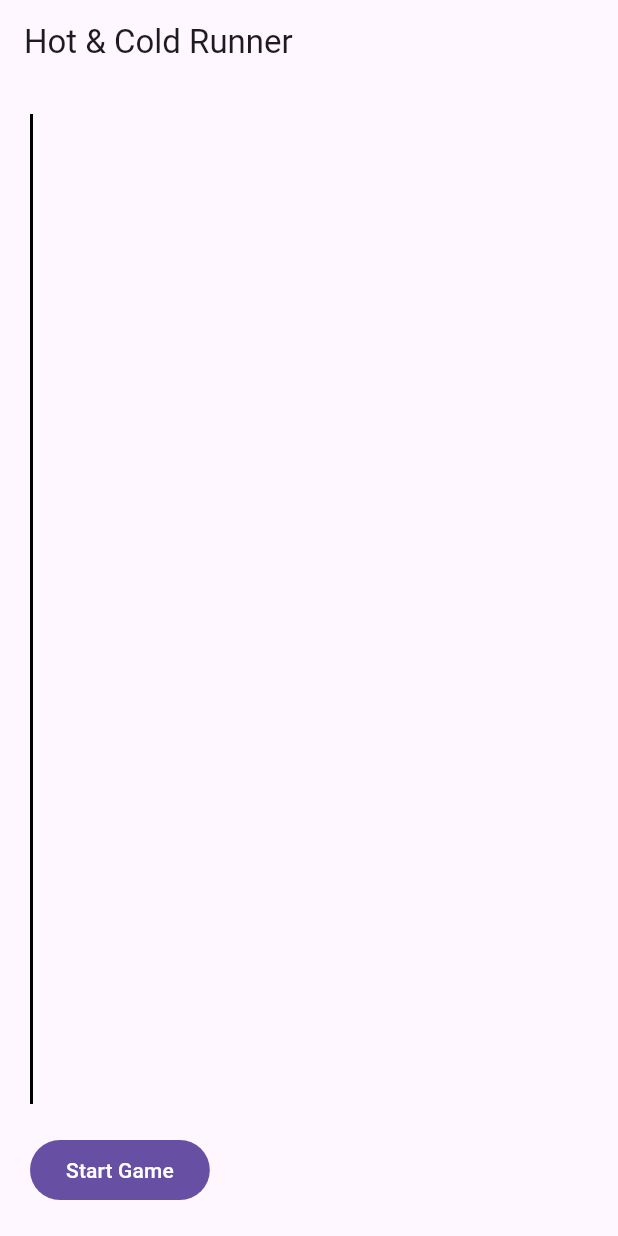
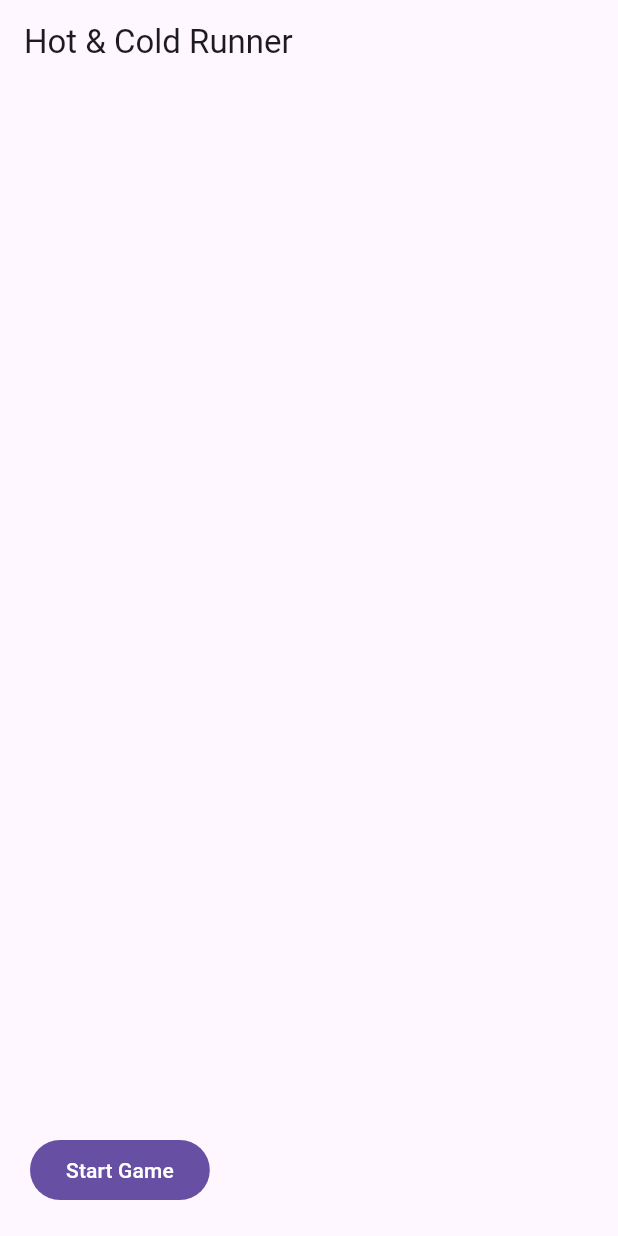
Before and after one commit to exlo89/flutter_flame_game_jam, a Flutter app: the screen it shows after launch, on a phone screen of 412 x 824 dp. Run offline on Flutter 3.47's test engine with Material 3 defaults, Android fonts, the light colour scheme and no system bars; missing offline and left inert: flame.

Commit message:
improve responsabillity

```diff
--- a/lib/game/components/ice_rock.dart
+++ b/lib/game/components/ice_rock.dart
@@ -40,7 +40,9 @@ class IceRock extends SpriteComponent with HasGameRef<MyGame>, CollisionCallback
       sprite = iceSprite;
     }
 
+    position.y = game.size.y / 3 * 2;
     position.x -= _speed * dt;
+    scale = Vector2.all((gameRef.size.y / 100) * 0.03);
 
     if (position.x < 0) {
       removeFromParent();
@@ -52,6 +54,7 @@ class IceRock extends SpriteComponent with HasGameRef<MyGame>, CollisionCallback
     super.onCollisionStart(intersectionPoints, other);
     if (other is Player && gameRef.temperature <= 2) {
       other.removeFromParent();
+      removeFromParent();
     }
   }
 }
--- a/lib/game/components/player.dart
+++ b/lib/game/components/player.dart
@@ -19,7 +19,7 @@ class Player extends SpriteAnimationComponent with HasGameRef<MyGame> {
         amount: 4,
         stepTime: 0.1,
         textureSize: Vector2(16, 24),
-        texturePosition: Vector2(0, 48),
+        texturePosition: Vector2(0, 49),
       ),
     );
     add(
@@ -32,7 +32,8 @@ class Player extends SpriteAnimationComponent with HasGameRef<MyGame> {
 
   @override
   void update(double dt) {
-    position = Vector2(100, game.size.y / 3 * 2);
+    position = Vector2((gameRef.size.y / 100) * 20, game.size.y / 3 * 2);
+    scale = Vector2.all(gameRef.size.y / 100);
     super.update(dt);
   }
 }
--- a/lib/main.dart
+++ b/lib/main.dart
@@ -31,7 +31,7 @@ class MyHomePage extends StatefulWidget {
 }
 
 class _MyHomePageState extends State<MyHomePage> {
-  Widget child = const SizedBox();
+  Widget child = const SizedBox.shrink();
   bool gameIsRunning = false;
   @override
   Widget build(BuildContext context) {
@@ -41,16 +41,12 @@ class _MyHomePageState extends State<MyHomePage> {
       ),
       body: Container(
         padding: const EdgeInsets.all(20),
+        width: double.infinity,
         child: Column(
           crossAxisAlignment: CrossAxisAlignment.start,
           children: [
             Expanded(
-              child: Container(
-                decoration: BoxDecoration(
-                  border: Border.all(),
-                ),
-                child: child,
-              ),
+              child: child,
             ),
             const SizedBox(height: 20),
             FilledButton(
@@ -63,7 +59,12 @@ class _MyHomePageState extends State<MyHomePage> {
                     });
                   } else {
                     setState(() {
-                      child = GameWidget(game: MyGame());
+                      child = Container(
+                        decoration: BoxDecoration(
+                          border: Border.all(),
+                        ),
+                        child: GameWidget(game: MyGame()),
+                      );
                       gameIsRunning = true;
                     });
                   }
```
Also changed, not shown: lib/game/components/hud.dart (+7 -10 lines), lib/game/my_game.dart (+10 -3 lines).
